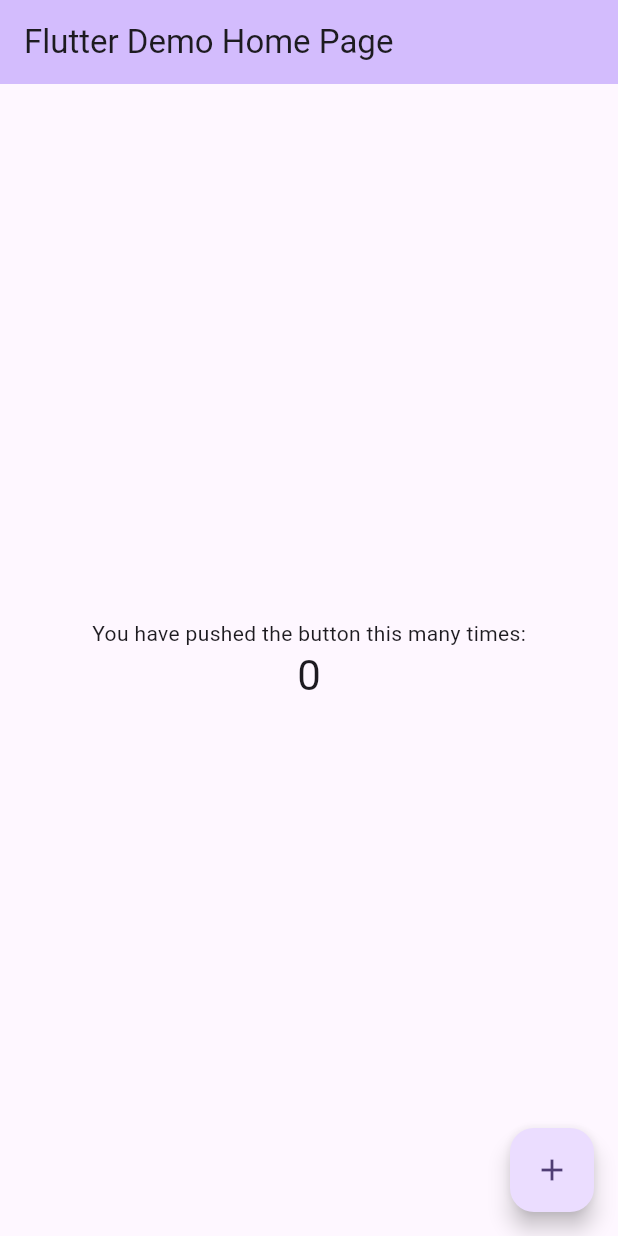
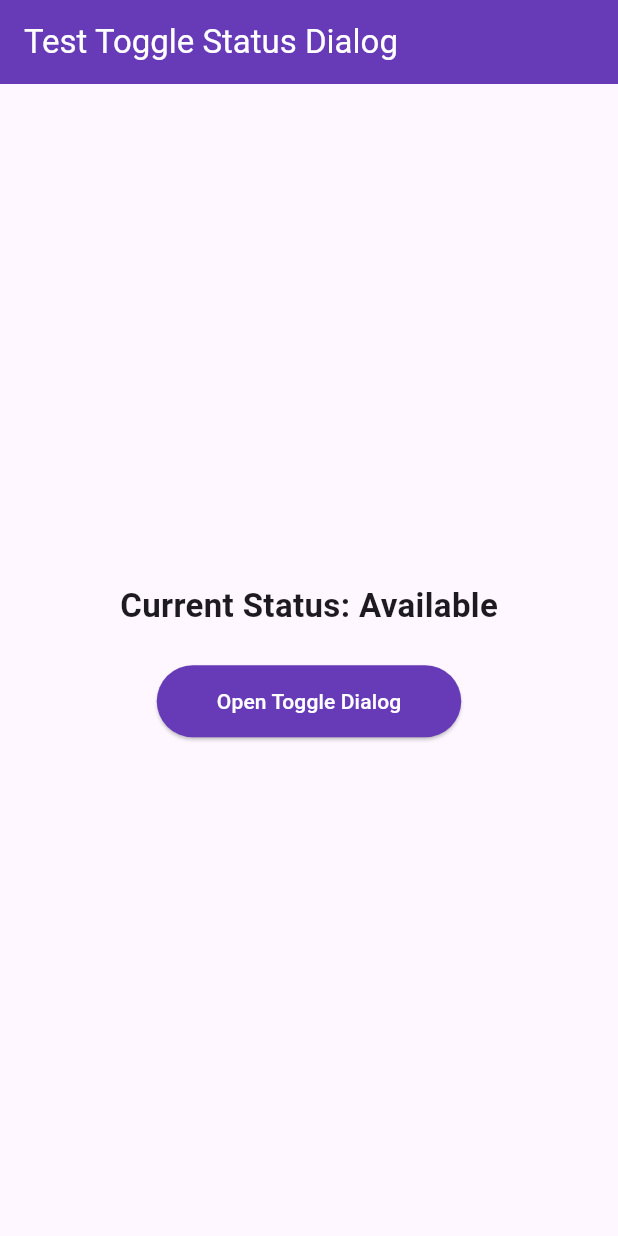
Before and after one commit to 6631501194-cmd/roombooking-frontend, a Flutter app: the screen it shows after launch, on a phone screen of 412 x 824 dp. Run offline on Flutter 3.47's test engine with Material 3 defaults, Android fonts, the phone set to English and light mode, and no system bars.

Commit message:
fix main.dart to test toggle status(disable)

```diff
--- a/lib/main.dart
+++ b/lib/main.dart
@@ -1,4 +1,5 @@
 import 'package:flutter/material.dart';
+import 'toggle_status_dialog.dart'; // make sure this file name matches exactly
 
 void main() {
   runApp(const MyApp());
@@ -7,116 +8,76 @@ void main() {
 class MyApp extends StatelessWidget {
   const MyApp({super.key});
 
-  // This widget is the root of your application.
   @override
   Widget build(BuildContext context) {
-    return MaterialApp(
-      title: 'Flutter Demo',
-      theme: ThemeData(
-        // This is the theme of your application.
-        //
-        // TRY THIS: Try running your application with "flutter run". You'll see
-        // the application has a purple toolbar. Then, without quitting the app,
-        // try changing the seedColor in the colorScheme below to Colors.green
-        // and then invoke "hot reload" (save your changes or press the "hot
-        // reload" button in a Flutter-supported IDE, or press "r" if you used
-        // the command line to start the app).
-        //
-        // Notice that the counter didn't reset back to zero; the application
-        // state is not lost during the reload. To reset the state, use hot
-        // restart instead.
-        //
-        // This works for code too, not just values: Most code changes can be
-        // tested with just a hot reload.
-        colorScheme: ColorScheme.fromSeed(seedColor: Colors.deepPurple),
-      ),
-      home: const MyHomePage(title: 'Flutter Demo Home Page'),
+    return const MaterialApp(
+      debugShowCheckedModeBanner: false,
+      title: 'Toggle Status Dialog Demo',
+      home: ToggleStatusTestPage(),
     );
   }
 }
 
-class MyHomePage extends StatefulWidget {
-  const MyHomePage({super.key, required this.title});
-
-  // This widget is the home page of your application. It is stateful, meaning
-  // that it has a State object (defined below) that contains fields that affect
-  // how it looks.
-
-  // This class is the configuration for the state. It holds the values (in this
-  // case the title) provided by the parent (in this case the App widget) and
-  // used by the build method of the State. Fields in a Widget subclass are
-  // always marked "final".
-
-  final String title;
+class ToggleStatusTestPage extends StatefulWidget {
+  const ToggleStatusTestPage({super.key});
 
   @override
-  State<MyHomePage> createState() => _MyHomePageState();
+  State<ToggleStatusTestPage> createState() => _ToggleStatusTestPageState();
 }
 
-class _MyHomePageState extends State<MyHomePage> {
-  int _counter = 0;
+class _ToggleStatusTestPageState extends State<ToggleStatusTestPage> {
+  String roomStatus = "Available"; // initial status
 
-  void _incrementCounter() {
-    setState(() {
-      // This call to setState tells the Flutter framework that something has
-      // changed in this State, which causes it to rerun the build method below
-      // so that the display can reflect the updated values. If we changed
-      // _counter without calling setState(), then the build method would not be
-      // called again, and so nothing would appear to happen.
-      _counter++;
-    });
+  Future<void> _openToggleDialog() async {
+    final result = await showDialog<String>(
+      context: context,
+      builder: (context) => ToggleStatusDialog(
+        roomName: "Room 305",
+        currentStatus: roomStatus,
+      ),
+    );
+
+    if (result != null && result != roomStatus) {
+      setState(() {
+        roomStatus = result;
+      });
+
+      ScaffoldMessenger.of(context).showSnackBar(
+        SnackBar(content: Text("Room status changed to $roomStatus")),
+      );
+    }
   }
 
   @override
   Widget build(BuildContext context) {
-    // This method is rerun every time setState is called, for instance as done
-    // by the _incrementCounter method above.
-    //
-    // The Flutter framework has been optimized to make rerunning build methods
-    // fast, so that you can just rebuild anything that needs updating rather
-    // than having to individually change instances of widgets.
     return Scaffold(
       appBar: AppBar(
-        // TRY THIS: Try changing the color here to a specific color (to
-        // Colors.amber, perhaps?) and trigger a hot reload to see the AppBar
-        // change color while the other colors stay the same.
-        backgroundColor: Theme.of(context).colorScheme.inversePrimary,
-        // Here we take the value from the MyHomePage object that was created by
-        // the App.build method, and use it to set our appbar title.
-        title: Text(widget.title),
+        title: const Text("Test Toggle Status Dialog"),
+        backgroundColor: Colors.deepPurple,
+        foregroundColor: Colors.white,
       ),
       body: Center(
-        // Center is a layout widget. It takes a single child and positions it
-        // in the middle of the parent.
         child: Column(
-          // Column is also a layout widget. It takes a list of children and
-          // arranges them vertically. By default, it sizes itself to fit its
-          // children horizontally, and tries to be as tall as its parent.
-          //
-          // Column has various properties to control how it sizes itself and
-          // how it positions its children. Here we use mainAxisAlignment to
-          // center the children vertically; the main axis here is the vertical
-          // axis because Columns are vertical (the cross axis would be
-          // horizontal).
-          //
-          // TRY THIS: Invoke "debug painting" (choose the "Toggle Debug Paint"
-          // action in the IDE, or press "p" in the console), to see the
-          // wireframe for each widget.
-          mainAxisAlignment: MainAxisAlignment.center,
-          children: <Widget>[
-            const Text('You have pushed the button this many times:'),
+          mainAxisSize: MainAxisSize.min,
+          children: [
             Text(
-              '$_counter',
-              style: Theme.of(context).textTheme.headlineMedium,
+              "Current Status: $roomStatus",
+              style: const TextStyle(fontSize: 22, fontWeight: FontWeight.bold),
+            ),
+            const SizedBox(height: 24),
+            ElevatedButton(
+              onPressed: _openToggleDialog,
+              style: ElevatedButton.styleFrom(
+                backgroundColor: Colors.deepPurple,
+                foregroundColor: Colors.white,
+                padding:
+                    const EdgeInsets.symmetric(horizontal: 40, vertical: 14),
+              ),
+              child: const Text("Open Toggle Dialog"),
             ),
           ],
         ),
       ),
-      floatingActionButton: FloatingActionButton(
-        onPressed: _incrementCounter,
-        tooltip: 'Increment',
-        child: const Icon(Icons.add),
-      ), // This trailing comma makes auto-formatting nicer for build methods.
     );
   }
 }
```
